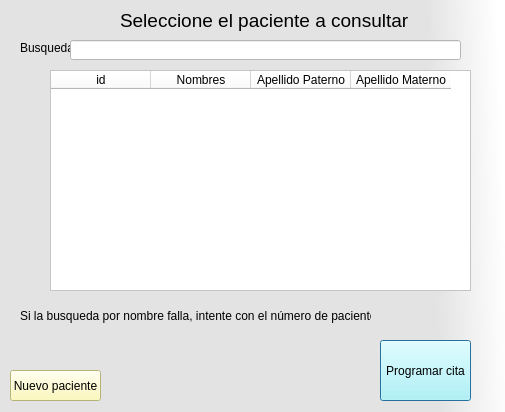
First picture: the form in buscar_px.ui, repository Daxter2000/medical-sys, before the edit.
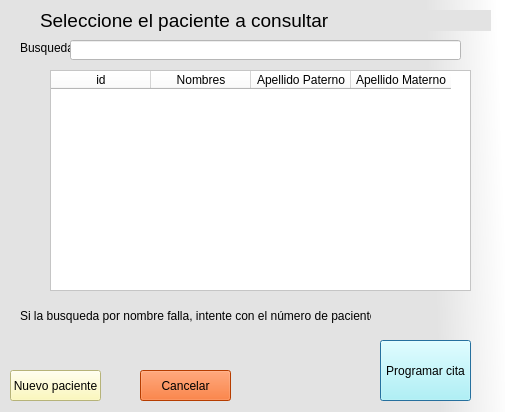
Second picture: the form after the edit.

The edit to the form file:
```diff
--- a/buscar_px.ui
+++ b/buscar_px.ui
@@ -82,9 +82,9 @@
   <widget class="QLabel" name="label_6">
    <property name="geometry">
     <rect>
-     <x>120</x>
+     <x>40</x>
      <y>10</y>
-     <width>311</width>
+     <width>451</width>
      <height>21</height>
     </rect>
    </property>
@@ -93,6 +93,9 @@
      <pointsize>14</pointsize>
     </font>
    </property>
+   <property name="layoutDirection">
+    <enum>Qt::LeftToRight</enum>
+   </property>
    <property name="styleSheet">
     <string notr="true">background-color: rgb(227, 227, 227);</string>
    </property>
@@ -149,6 +152,22 @@
     <string>Nuevo paciente</string>
    </property>
   </widget>
+  <widget class="QPushButton" name="bt_cancel">
+   <property name="geometry">
+    <rect>
+     <x>140</x>
+     <y>370</y>
+     <width>91</width>
+     <height>31</height>
+    </rect>
+   </property>
+   <property name="styleSheet">
+    <string notr="true">background-color: rgb(255, 85, 0);</string>
+   </property>
+   <property name="text">
+    <string>Cancelar</string>
+   </property>
+  </widget>
  </widget>
  <resources/>
  <connections/>
```
Left out of the diff: 2 changed lines with no effect on the pictures.
